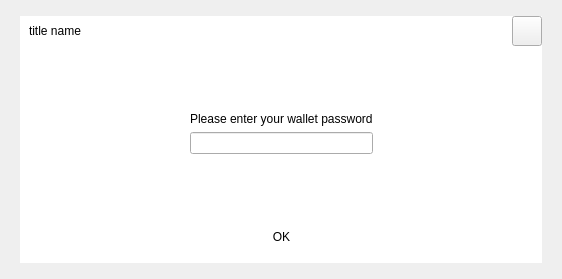
First picture: the form in src/qt/forms/privkeymgr.ui, repository MassGrid/MassGrid, before the edit.
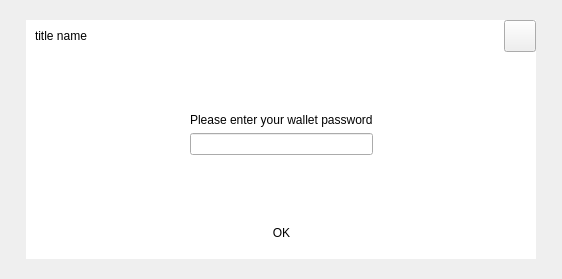
Second picture: the form after the edit.

The edit to the form file:
```diff
--- a/src/qt/forms/privkeymgr.ui
+++ b/src/qt/forms/privkeymgr.ui
@@ -33,16 +33,16 @@
      </property>
      <layout class="QGridLayout" name="gridLayout_4">
       <property name="leftMargin">
-       <number>20</number>
+       <number>26</number>
       </property>
       <property name="topMargin">
-       <number>16</number>
+       <number>20</number>
       </property>
       <property name="rightMargin">
-       <number>20</number>
+       <number>26</number>
       </property>
       <property name="bottomMargin">
-       <number>16</number>
+       <number>20</number>
       </property>
       <item row="0" column="0">
        <widget class="QFrame" name="mainframe">
@@ -106,14 +106,14 @@
             <widget class="QToolButton" name="cancelButton">
              <property name="minimumSize">
               <size>
-               <width>30</width>
-               <height>30</height>
+               <width>32</width>
+               <height>32</height>
               </size>
              </property>
              <property name="maximumSize">
               <size>
-               <width>30</width>
-               <height>30</height>
+               <width>32</width>
+               <height>32</height>
               </size>
              </property>
              <property name="styleSheet">
```
